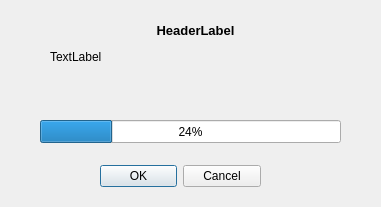
Qt form PC software/CryptoStickGUI/stick20responsedialog.ui (Nitrokey/nitrokey-pro-firmware) before a commit.
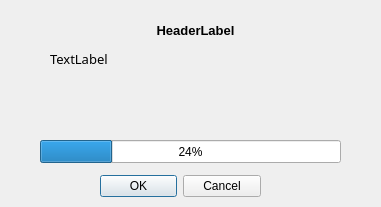
The same form after that commit.

```diff
--- a/PC software/CryptoStickGUI/stick20responsedialog.ui
+++ b/PC software/CryptoStickGUI/stick20responsedialog.ui
@@ -17,7 +17,7 @@
    <property name="geometry">
     <rect>
      <x>100</x>
-     <y>160</y>
+     <y>170</y>
      <width>161</width>
      <height>32</height>
     </rect>
@@ -33,7 +33,7 @@
    <property name="geometry">
     <rect>
      <x>40</x>
-     <y>120</y>
+     <y>140</y>
      <width>301</width>
      <height>23</height>
     </rect>
@@ -48,9 +48,18 @@
      <x>50</x>
      <y>50</y>
      <width>281</width>
-     <height>61</height>
+     <height>81</height>
     </rect>
    </property>
+   <property name="font">
+    <font>
+     <family>Courier 10 Pitch</family>
+     <pointsize>10</pointsize>
+     <weight>50</weight>
+     <italic>false</italic>
+     <bold>false</bold>
+    </font>
+   </property>
    <property name="text">
     <string>TextLabel</string>
    </property>
```
